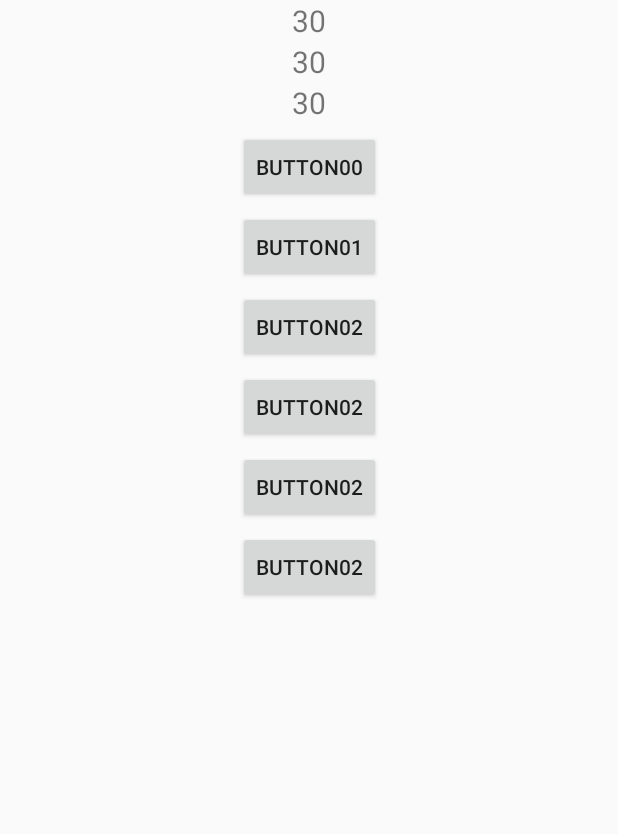
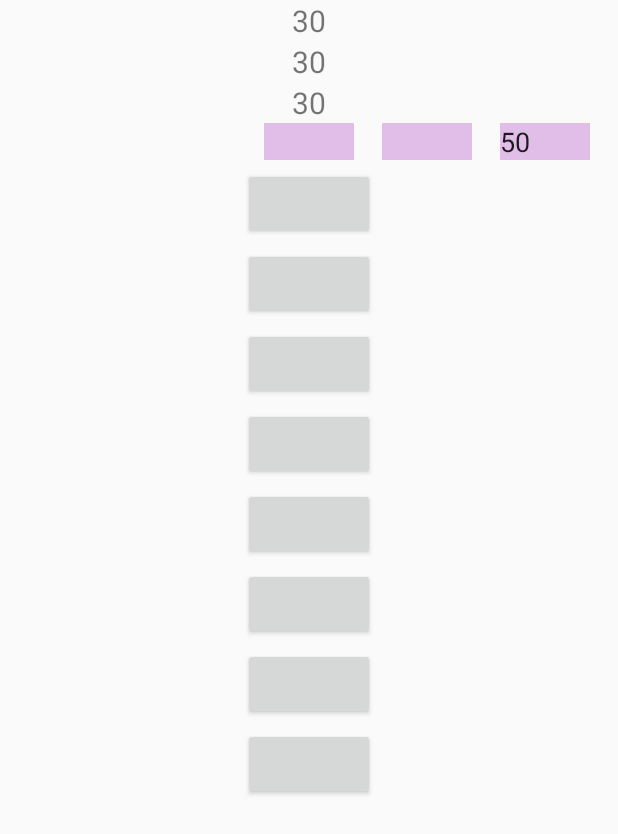
Before and after one commit to riopapa/sqeezePNG, an Android app: the layout activity_main.xml on its own in the app's theme, with its tools: preview values and no code run, on a phone screen of 412 x 824 dp. Shown: the top 834 px of the screen. Run offline under Robolectric (Android 15) with nearby library versions, the phone set to English and light mode, and no system bars.

Commit message:
3 input fields added

```diff
--- /dev/null
+++ b/app/src/main/java/com/urrecliner/andriod/squeezepng/ColorChange.java
@@ -0,0 +1,6 @@
+package com.urrecliner.andriod.squeezepng;
+
+public class ColorChange {
+
+
+}
--- a/app/src/main/java/com/urrecliner/andriod/squeezepng/Vars.java
+++ b/app/src/main/java/com/urrecliner/andriod/squeezepng/Vars.java
@@ -11,5 +11,7 @@ public class Vars {
 
     static Bitmap bitMapScreen;
     static Utils utils;
+    static String nowName;
+
 
 }
--- a/app/src/main/res/layout/activity_main.xml
+++ b/app/src/main/res/layout/activity_main.xml
@@ -36,10 +36,48 @@
         app:layout_constraintLeft_toLeftOf="parent"
         app:layout_constraintRight_toRightOf="parent" />
 
+    <EditText
+        android:id="@+id/input1"
+        android:layout_width="60sp"
+        android:layout_height="wrap_content"
+        android:tooltipText="123"
+        android:inputType="number"
+        android:background="#e1bee7"
+        android:textAllCaps="false"
+        app:layout_constraintTop_toBottomOf="@id/text3"
+        app:layout_constraintLeft_toLeftOf="parent"
+        app:layout_constraintRight_toRightOf="parent" />
+
+    <EditText
+        android:id="@+id/input2"
+        android:layout_width="60sp"
+        android:layout_height="wrap_content"
+        android:textAllCaps="false"
+        android:background="#e1bee7"
+        android:tooltipText="123"
+        android:inputType="number"
+        app:layout_constraintTop_toBottomOf="@id/text3"
+        app:layout_constraintLeft_toRightOf="@id/input1"
+        app:layout_constraintRight_toLeftOf="@id/input3" />
+
+
+    <EditText
+        android:id="@+id/input3"
+        android:layout_width="60sp"
+        android:layout_height="wrap_content"
+        android:textAllCaps="false"
+        android:background="#e1bee7"
+        android:text="50"
+        android:tooltipText="size"
+        android:inputType="number"
+        app:layout_constraintTop_toBottomOf="@id/text3"
+        app:layout_constraintLeft_toRightOf="@id/input2"
+        app:layout_constraintRight_toRightOf="parent" />
+
     <Button
         android:id="@+id/button00"
-        android:text="button00"
-        app:layout_constraintTop_toBottomOf="@id/text3"
+        android:textAllCaps="false"
+        app:layout_constraintTop_toBottomOf="@id/input2"
         app:layout_constraintLeft_toLeftOf="parent"
         app:layout_constraintRight_toRightOf="parent"
         android:layout_margin="5dp"
@@ -48,7 +86,7 @@
 
     <Button
         android:id="@+id/button01"
-        android:text="button01"
+        android:textAllCaps="false"
         app:layout_constraintTop_toBottomOf="@id/button00"
         app:layout_constraintLeft_toLeftOf="parent"
         app:layout_constraintRight_toRightOf="parent"
@@ -58,7 +96,7 @@
 
     <Button
         android:id="@+id/button02"
-        android:text="button02"
+        android:textAllCaps="false"
         app:layout_constraintTop_toBottomOf="@id/button01"
         app:layout_constraintLeft_toLeftOf="parent"
         app:layout_constraintRight_toRightOf="parent"
@@ -68,7 +106,7 @@
 
     <Button
         android:id="@+id/button03"
-        android:text="button02"
+        android:textAllCaps="false"
         app:layout_constraintTop_toBottomOf="@id/button02"
         app:layout_constraintLeft_toLeftOf="parent"
         app:layout_constraintRight_toRightOf="parent"
@@ -78,7 +116,7 @@
 
     <Button
         android:id="@+id/button04"
-        android:text="button02"
+        android:textAllCaps="false"
         app:layout_constraintTop_toBottomOf="@id/button03"
         app:layout_constraintLeft_toLeftOf="parent"
         app:layout_constraintRight_toRightOf="parent"
@@ -87,9 +125,29 @@
         android:layout_height="wrap_content" />
 
     <Button
+        android:id="@+id/button05"
+        android:textAllCaps="false"
+        app:layout_constraintTop_toBottomOf="@id/button04"
+        app:layout_constraintLeft_toLeftOf="parent"
+        app:layout_constraintRight_toRightOf="parent"
+        android:layout_margin="5dp"
+        android:layout_width="wrap_content"
+        android:layout_height="wrap_content" />
+
+    <Button
+        android:id="@+id/button06"
+        android:textAllCaps="false"
+        app:layout_constraintTop_toBottomOf="@id/button05"
+        app:layout_constraintLeft_toLeftOf="parent"
+        app:layout_constraintRight_toRightOf="parent"
+        android:layout_margin="5dp"
+        android:layout_width="wrap_content"
+        android:layout_height="wrap_content" />
+
+    <Button
         android:id="@+id/button09"
-        android:text="button02"
-        app:layout_constraintTop_toBottomOf="@id/button04"
+        android:textAllCaps="false"
+        app:layout_constraintTop_toBottomOf="@id/button06"
         app:layout_constraintLeft_toLeftOf="parent"
         app:layout_constraintRight_toRightOf="parent"
         android:layout_margin="5dp"
```
Also changed, not shown: app/src/main/java/com/urrecliner/andriod/squeezepng/ColorDetect.java (added, +198 -0 lines), app/src/main/java/com/urrecliner/andriod/squeezepng/MainActivity.java (+154 -183 lines), app/src/main/java/com/urrecliner/andriod/squeezepng/SourceDump.java (added, +72 -0 lines), app/src/main/java/com/urrecliner/andriod/squeezepng/Utils.java (+13 -2 lines), 1 other file.
